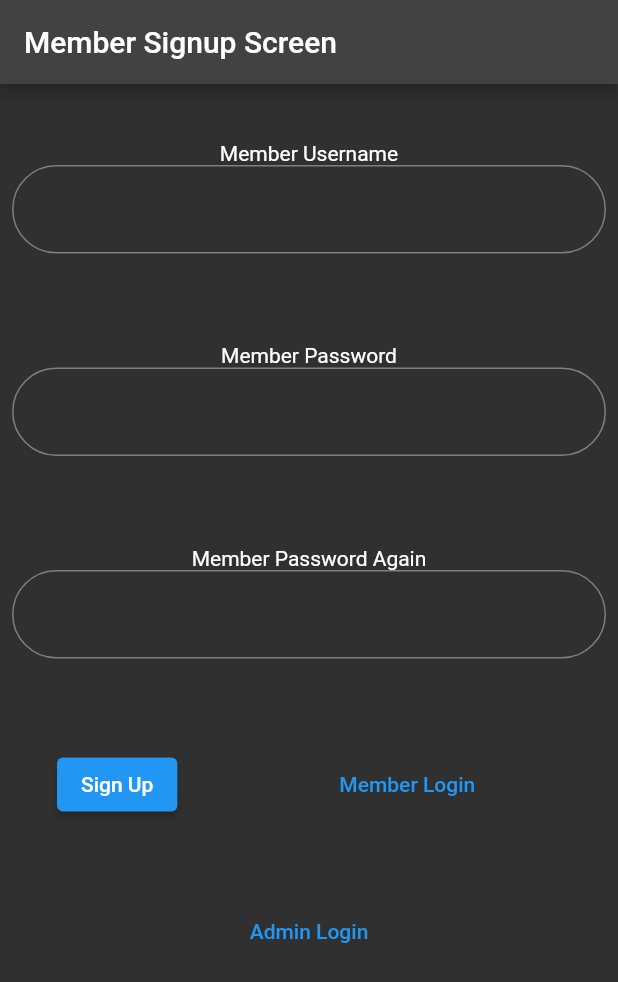
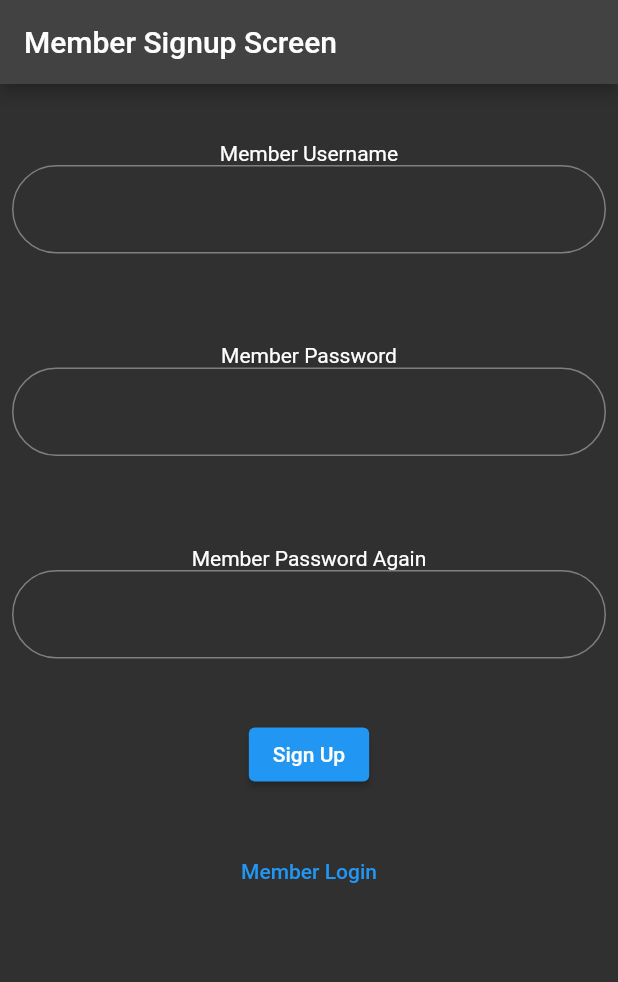
Before and after one commit to muammerakca10/FlutterFamousPlaces, a Flutter app: the screen it shows after launch, on a phone screen of 412 x 824 dp. Shown: the top 982 px of the screen. Run offline on Flutter 3.47's test engine with Material 2 defaults, Android fonts, the phone set to English and light mode, and no system bars; our stand-ins replace cloud_firestore, firebase_auth, firebase_core; accounts and stored records are empty.

Commit message:
Removed admin login screen

```diff
--- a/lib/member_signup.dart
+++ b/lib/member_signup.dart
@@ -23,18 +23,23 @@ class MemberSignup extends StatelessWidget {
     passwordAgain = memberPasswordAgainController.text;
 
     try {
-        UserCredential newMemberIdentify = await auth.createUserWithEmailAndPassword(email: email, password: password);
+      UserCredential newMemberIdentify = await auth
+          .createUserWithEmailAndPassword(email: email, password: password);
       var member = newMemberIdentify.user;
       //await member!.sendEmailVerification();
 
       print("New Member is ${member.toString()}");
-        ScaffoldMessenger.of(context).showSnackBar(SnackBar(content: Text("Kayit yapildi, Giris Ekranina gidebilirsiniz"),));
-        Navigator.push(context, MaterialPageRoute(builder: (context) => MemberLogin(),));
-      } catch(e){
+      ScaffoldMessenger.of(context).showSnackBar(SnackBar(
+        content: Text("Kayit yapildi, Giris Ekranina gidebilirsiniz"),
+      ));
+      Navigator.push(
+          context,
+          MaterialPageRoute(
+            builder: (context) => MemberLogin(),
+          ));
+    } catch (e) {
       print("hata : $e");
     }
-
-
   }
 
   void memberLoginTapped(BuildContext context) {
@@ -43,11 +48,6 @@ class MemberSignup extends StatelessWidget {
         MaterialPageRoute(
           builder: (context) => MemberLogin(),
         ));
-  }
-
-  void adminLoginTapped(BuildContext context) {
-    Navigator.push(
-        context, MaterialPageRoute(builder: (context) => AdminLogin()));
   }
 
   final formKey = GlobalKey<FormState>();
@@ -69,9 +69,7 @@ class MemberSignup extends StatelessWidget {
                   ),
                   Text("Member Username"),
                   TextFormField(
-                    onSaved: (value){
-
-                  },
+                      onSaved: (value) {},
                       controller: memberUsernameController,
                       decoration: InputDecoration(
                           border: OutlineInputBorder(
@@ -81,18 +79,18 @@ class MemberSignup extends StatelessWidget {
                     height: 60,
                   ),
                   Text("Member Password"),
-                  TextFormField(validator: (value) {
-                    if(value!.isEmpty){
+                  TextFormField(
+                    validator: (value) {
+                      if (value!.isEmpty) {
                         return "Invalid input";
-                    } else {
-
-                    }
+                      } else {}
                     },
                     obscureText: true,
                     controller: memberPasswordController,
                     decoration: InputDecoration(
                         border: OutlineInputBorder(
-                            borderRadius: BorderRadius.all(Radius.circular(32)))),
+                            borderRadius:
+                                BorderRadius.all(Radius.circular(32)))),
                   ),
                   SizedBox(
                     height: 60,
@@ -103,37 +101,28 @@ class MemberSignup extends StatelessWidget {
                     controller: memberPasswordAgainController,
                     decoration: InputDecoration(
                         border: OutlineInputBorder(
-                            borderRadius: BorderRadius.all(Radius.circular(32)))),
+                            borderRadius:
+                                BorderRadius.all(Radius.circular(32)))),
                   ),
                   SizedBox(
                     height: 40,
                   ),
-                  Padding(
-                    padding: const EdgeInsets.all(20.0),
-                    child: Row(
-                      children: [
                   SizedBox(
                     width: 10,
                   ),
                   ElevatedButton(
-                            onPressed: () => signUpTapped(context), child: Text("Sign Up")),
+                      onPressed: () => signUpTapped(context),
+                      child: Text("Sign Up")),
                   SizedBox(
-                          width: 100,
+                    height: 30,
                   ),
                   TextButton(
                     onPressed: () => memberLoginTapped(context),
                     child: Text("Member Login"),
                     style: ButtonStyle(alignment: Alignment.centerRight),
                   ),
-                      ],
-                    ),
-                  ),
                   SizedBox(
                     height: 30,
-                  ),
-                  TextButton(
-                    onPressed: () => adminLoginTapped(context),
-                    child: Text("Admin Login"),
                   ),
                 ],
               ),
```
Also changed, not shown: lib/admin_login.dart (deleted, +0 -39 lines), lib/famous_places.dart (+16 -4 lines), lib/member_login.dart (+5 -3 lines), 1 other file. Lines whose indentation alone changed are shown as unchanged.
